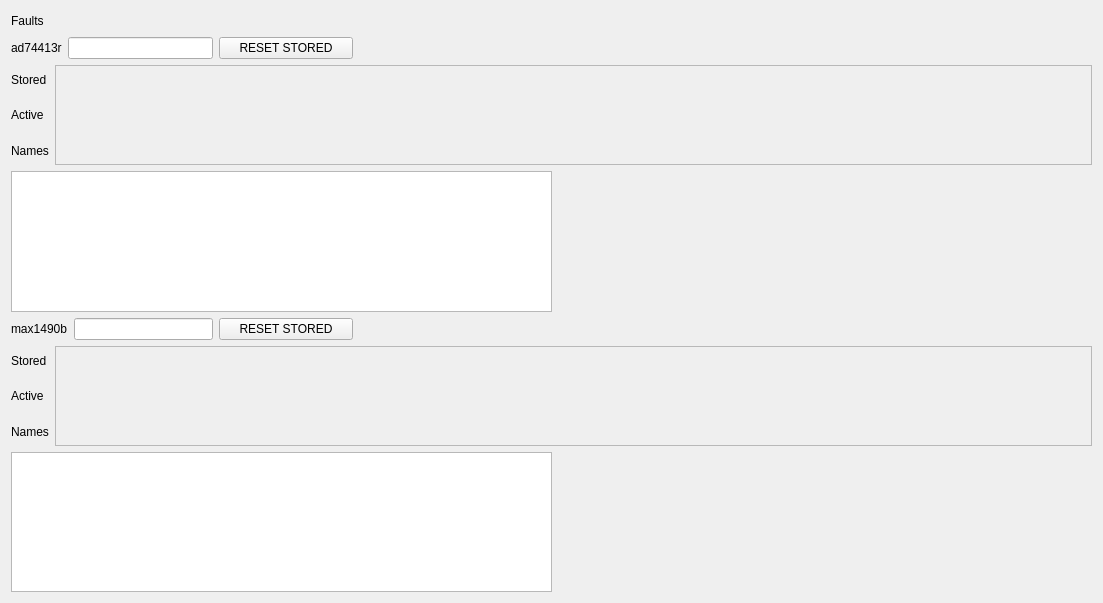
Qt form ui/newinstrument.ui (xsparc/scopy) before a commit.
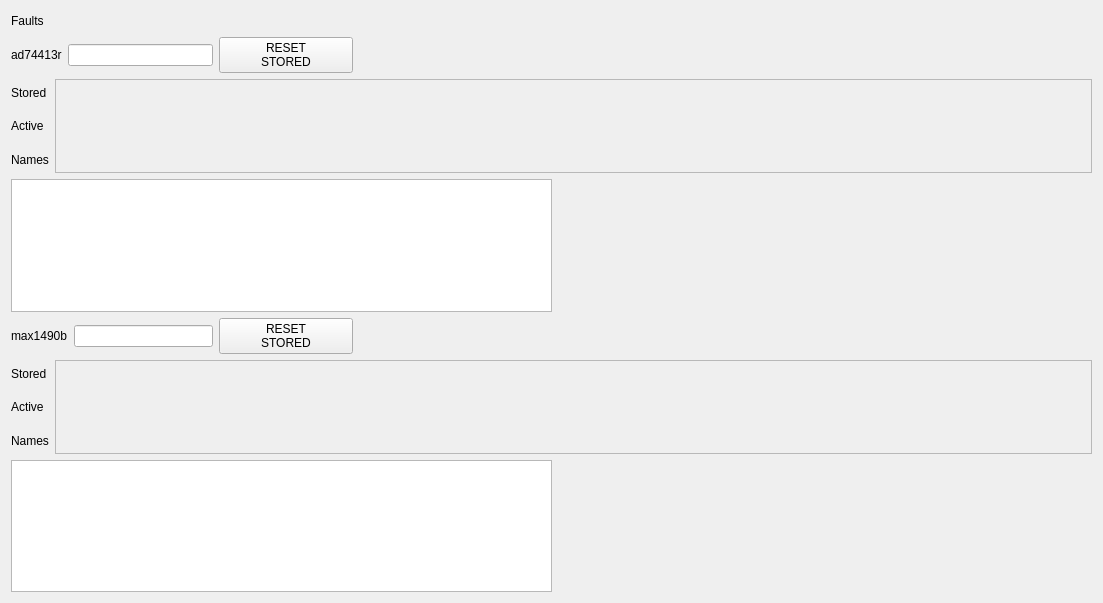
The same form after that commit.

Diff of the .ui file:
```diff
--- a/ui/newinstrument.ui
+++ b/ui/newinstrument.ui
@@ -61,7 +61,8 @@
      <item>
       <widget class="QPushButton" name="ad_reset_button">
        <property name="text">
-        <string>RESET STORED</string>
+        <string>RESET
+STORED</string>
        </property>
       </widget>
      </item>
@@ -124,7 +125,7 @@
           <x>0</x>
           <y>0</y>
           <width>1026</width>
-          <height>90</height>
+          <height>87</height>
          </rect>
         </property>
         <layout class="QVBoxLayout" name="verticalLayout_4">
@@ -192,7 +193,8 @@
      <item>
       <widget class="QPushButton" name="max_reset_button">
        <property name="text">
-        <string>RESET STORED</string>
+        <string>RESET
+STORED</string>
        </property>
       </widget>
      </item>
@@ -249,7 +251,7 @@
           <x>0</x>
           <y>0</y>
           <width>1026</width>
-          <height>90</height>
+          <height>88</height>
          </rect>
         </property>
         <layout class="QVBoxLayout" name="verticalLayout_3">
```
